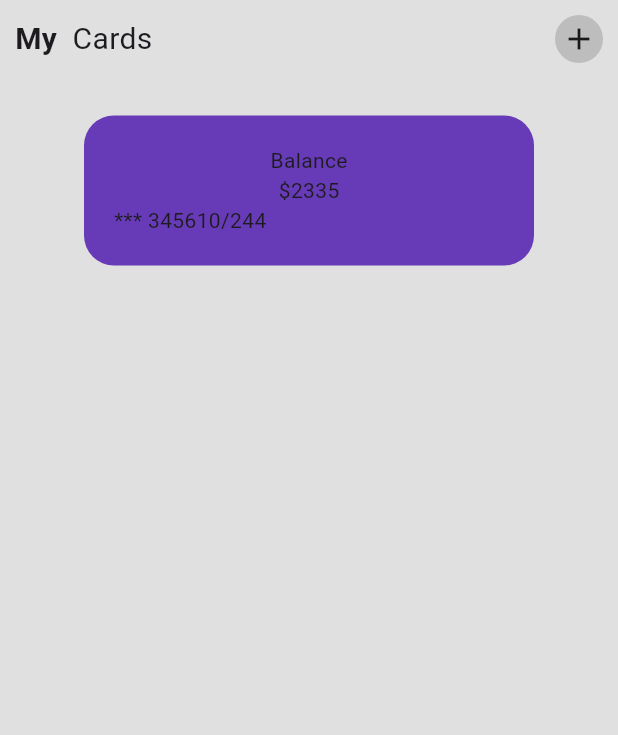
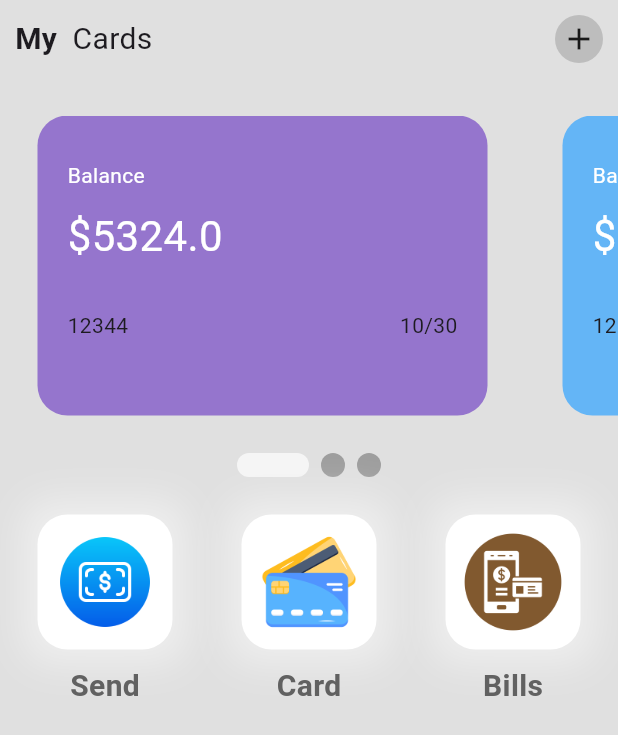
Before and after one commit to zahrawm/wallet-ui-app, a Flutter app: the screen it shows after launch, on a phone screen of 412 x 824 dp. Shown: the top 735 px of the screen. Run offline on Flutter 3.47's test engine with Material 3 defaults, Android fonts, the phone set to English and light mode, and no system bars; drawn by our look-alikes of smooth_page_indicator; our stand-ins replace google_fonts.

Commit message:
Code Updated

```diff
--- a/wallet_app/lib/main.dart
+++ b/wallet_app/lib/main.dart
@@ -1,4 +1,5 @@
 import 'package:flutter/material.dart';
+import 'package:google_fonts/google_fonts.dart';
 import 'package:wallet_app/pages/home_page.dart';
 
 void main() {
@@ -14,9 +15,9 @@ class MyApp extends StatelessWidget {
       debugShowCheckedModeBanner: false,
       title: 'Flutter Demo',
       theme: ThemeData(
-        colorScheme: ColorScheme.fromSeed(seedColor: Colors.deepPurple),
-        useMaterial3: true,
-      ),
+          colorScheme: ColorScheme.fromSeed(seedColor: Colors.deepPurple),
+          useMaterial3: true,
+          textTheme: TextTheme(bodySmall: GoogleFonts.raleway())),
       home: HomePage(),
     );
   }
--- a/wallet_app/lib/pages/home_page.dart
+++ b/wallet_app/lib/pages/home_page.dart
@@ -1,8 +1,17 @@
 import 'package:flutter/material.dart';
+import 'package:smooth_page_indicator/smooth_page_indicator.dart';
+import 'package:wallet_app/utils/my_button.dart';
+import 'package:wallet_app/utils/my_card.dart';
 
-class HomePage extends StatelessWidget {
+class HomePage extends StatefulWidget {
   const HomePage({super.key});
 
+  @override
+  State<HomePage> createState() => _HomePageState();
+}
+
+class _HomePageState extends State<HomePage> {
+  final _controller = PageController();
   @override
   Widget build(BuildContext context) {
     return Scaffold(
@@ -40,22 +49,62 @@ class HomePage extends StatelessWidget {
             height: 25,
           ),
           Container(
-            width: 300,
-            padding: EdgeInsets.all(20),
-            decoration: BoxDecoration(
-                color: Colors.deepPurple,
-                borderRadius: BorderRadius.circular(20)),
-            child: Column(
+            height: 200,
+            child: ListView(
+              controller: _controller,
+              scrollDirection: Axis.horizontal,
               children: [
-                Text('Balance'),
-                Text('\$2335'),
-                Row(
-                  children: [Text('*** 3456'), Text('10/244')],
-                )
+                MyCard(
+                  balance: 5324,
+                  cardNumber: 12344,
+                  expiryMonth: 10,
+                  expiryYear: 30,
+                  Color: Colors.deepPurple[300],
+                ),
+                MyCard(
+                  balance: 5325,
+                  cardNumber: 123567,
+                  expiryMonth: 10,
+                  expiryYear: 30,
+                  Color: Colors.blue[300],
+                ),
+                MyCard(
+                    balance: 534,
+                    cardNumber: 12344,
+                    expiryMonth: 10,
+                    expiryYear: 30,
+                    Color: Colors.green[300]),
+              ],
+            ),
+          ),
+          SizedBox(
+            height: 25,
+          ),
+          SmoothPageIndicator(
+            controller: _controller,
+            count: 3,
+            effect: ExpandingDotsEffect(activeDotColor: Colors.grey.shade100),
+          ),
+          SizedBox(
+            height: 25,
+          ),
+          Padding(
+            padding: const EdgeInsets.symmetric(horizontal: 25),
+            child: Row(
+              mainAxisAlignment: MainAxisAlignment.spaceBetween,
+              children: [
+                MyButton(
+                    iconImagePath: 'lib/icons/money.png', buttonText: 'Send'),
+                MyButton(
+                    iconImagePath: 'lib/icons/atm-card.png',
+                    buttonText: 'Card'),
+                MyButton(
+                    iconImagePath: 'lib/icons/payment.png', buttonText: 'Bills')
               ],
             ),
           )
         ],
+
         //appbars
         //cars
         //  three buttons
--- /dev/null
+++ b/wallet_app/lib/utils/my_button.dart
@@ -0,0 +1,43 @@
+import 'package:flutter/material.dart';
+
+class MyButton extends StatelessWidget {
+  final String iconImagePath;
+  final String buttonText;
+  const MyButton(
+      {Key? Key, required this.iconImagePath, required this.buttonText})
+      : super(key: Key);
+
+  @override
+  Widget build(BuildContext context) {
+    return Column(
+      children: [
+        Container(
+          padding: EdgeInsets.all(12),
+          height: 90,
+          decoration: BoxDecoration(
+              color: Colors.white,
+              borderRadius: BorderRadius.circular(20),
+              boxShadow: [
+                BoxShadow(
+                    blurRadius: 20,
+                    color: Colors.grey.shade200,
+                    spreadRadius: 10)
+              ]),
+          child: Center(
+            child: Image.asset(iconImagePath),
+          ),
+        ),
+        SizedBox(
+          height: 10,
+        ),
+        Text(
+          buttonText,
+          style: TextStyle(
+              fontSize: 20,
+              fontWeight: FontWeight.bold,
+              color: Colors.grey[700]),
+        )
+      ],
+    );
+  }
+}
--- /dev/null
+++ b/wallet_app/lib/utils/my_card.dart
@@ -0,0 +1,59 @@
+import 'package:flutter/material.dart';
+
+class MyCard extends StatelessWidget {
+  final double balance;
+  final int cardNumber;
+  final int expiryMonth;
+  final int expiryYear;
+  final Color;
+  const MyCard({
+    Key? Key,
+    required this.balance,
+    required this.cardNumber,
+    required this.expiryMonth,
+    required this.expiryYear,
+    this.Color,
+  }) : super(key: Key);
+
+  @override
+  Widget build(BuildContext context) {
+    return Padding(
+      padding: const EdgeInsets.symmetric(horizontal: 25),
+      child: Container(
+        width: 300,
+        padding: EdgeInsets.all(20),
+        decoration: BoxDecoration(
+            color: Color, borderRadius: BorderRadius.circular(20)),
+        child: Column(
+          crossAxisAlignment: CrossAxisAlignment.start,
+          children: [
+            SizedBox(
+              height: 10,
+            ),
+            Text('Balance',
+                style: TextStyle(
+                  color: Colors.white,
+                )),
+            SizedBox(
+              height: 10,
+            ),
+            Text(
+              '\$' + balance.toString(),
+              style: TextStyle(color: Colors.white, fontSize: 28),
+            ),
+            SizedBox(
+              height: 30,
+            ),
+            Row(
+              mainAxisAlignment: MainAxisAlignment.spaceBetween,
+              children: [
+                Text(cardNumber.toString()),
+                Text(expiryMonth.toString() + '/' + expiryYear.toString())
+              ],
+            )
+          ],
+        ),
+      ),
+    );
+  }
+}
--- a/wallet_app/pubspec.yaml
+++ b/wallet_app/pubspec.yaml
@@ -34,6 +34,8 @@ dependencies:
   # The following adds the Cupertino Icons font to your application.
   # Use with the CupertinoIcons class for iOS style icons.
   cupertino_icons: ^1.0.8
+  google_fonts: ^6.2.1
+  smooth_page_indicator: ^1.2.0+3
 
 dev_dependencies:
   flutter_test:
```
Also changed, not shown: wallet_app/pubspec.lock, 1 other file.
